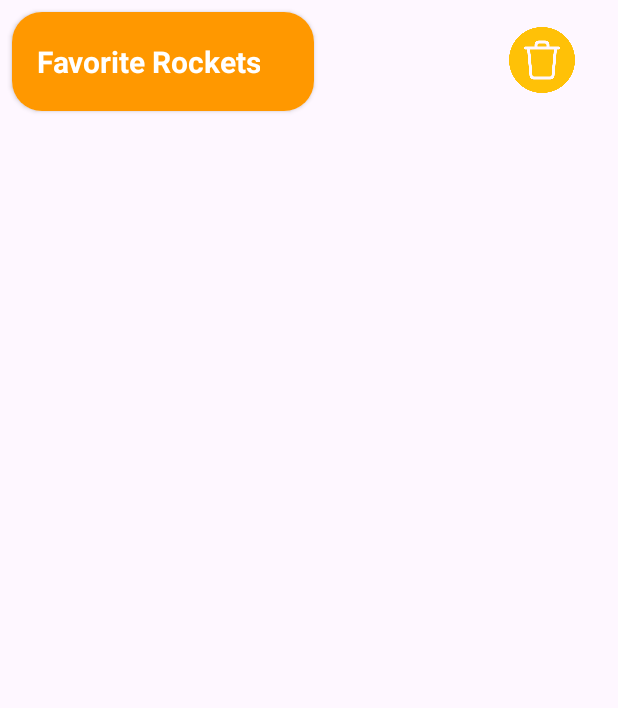
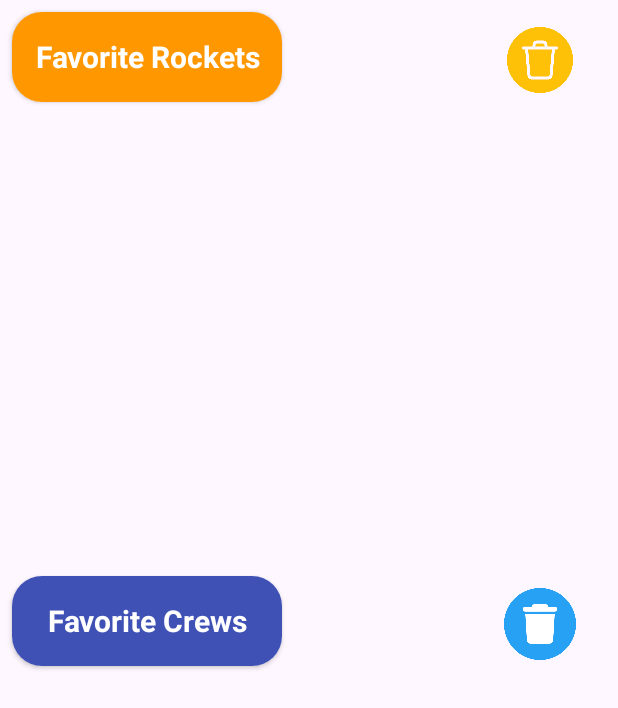
Before and after one commit to ayberktmn/SpaceX, an Android app built with Jetpack Compose: the fragment FavoriteFragment shown on its own in the app's theme, on a phone screen of 412 x 824 dp. Shown: the top 708 px of the screen. Run offline under Robolectric (Android 15) with nearby library versions, the phone set to English and light mode, and no system bars; our stand-ins replace Dagger/Hilt's generated code, Room's generated code; pictures from the network do not load.

Commit message:
crew room fragment added

```diff
--- a/app/src/main/java/com/ayberk/spacex/data/models/crew/CrewFavorite.kt
+++ b/app/src/main/java/com/ayberk/spacex/data/models/crew/CrewFavorite.kt
@@ -9,10 +9,10 @@ data class CrewFavorite(
     @PrimaryKey
     @ColumnInfo(name = "id")
     val id: String,
+    @ColumnInfo(name = "image")
+    val image: String,
     @ColumnInfo(name = "name")
     val name: String,
-    @ColumnInfo(name = "image")
-    val image: String,
     @ColumnInfo(name = "agency")
     val agency: String
 )
--- a/app/src/main/java/com/ayberk/spacex/di/module/Appmodule.kt
+++ b/app/src/main/java/com/ayberk/spacex/di/module/Appmodule.kt
@@ -71,10 +71,6 @@ class AppModule {
         return spaceRoomDB.spaceRoomDAOInterface()
     }
 
-
-
-
-
     @Provides
     @Singleton
     fun provideRoomDatabase2(@ApplicationContext context: Context): CrewRoomDB {
--- a/app/src/main/java/com/ayberk/spacex/presentation/ui/FavoriteFragment.kt
+++ b/app/src/main/java/com/ayberk/spacex/presentation/ui/FavoriteFragment.kt
@@ -10,18 +10,17 @@ import android.view.ViewGroup
 import android.widget.Toast
 import androidx.activity.addCallback
 import androidx.core.content.ContextCompat
-import androidx.core.view.isVisible
 import androidx.fragment.app.viewModels
-import androidx.lifecycle.lifecycleScope
-import androidx.recyclerview.widget.GridLayoutManager
 import androidx.recyclerview.widget.LinearLayoutManager
 import androidx.recyclerview.widget.RecyclerView
 import com.ayberk.spacex.R
 import com.ayberk.spacex.data.room.SpaceRoomDAO
 import com.ayberk.spacex.databinding.FragmentFavoriteBinding
-import com.ayberk.spacex.presentation.viewmodel.viewmodelfav
+import com.ayberk.spacex.presentation.adapter.CrewFavoriteAdapter
+import com.ayberk.spacex.presentation.viewmodel.CrewFavoriteViewModel
+import com.ayberk.spacex.presentation.viewmodel.CrewViewModel
+import com.ayberk.spacex.presentation.viewmodel.RocketFavoriteViewModel
 import dagger.hilt.android.AndroidEntryPoint
-import kotlinx.coroutines.launch
 import javax.inject.Inject
 
 @AndroidEntryPoint
@@ -30,8 +29,10 @@ class FavoriteFragment : Fragment() {
     private var _binding: FragmentFavoriteBinding? = null
     private val binding get() = _binding!!
     private lateinit var favoriteAdapter: RocketFavoriteAdapter
+    private lateinit var crewfavoriteAdapter: CrewFavoriteAdapter
 
-    private val viewModelfav: viewmodelfav by viewModels()
+    private val viewModelfav: RocketFavoriteViewModel by viewModels()
+    private val viewModelfavcrew: CrewFavoriteViewModel by viewModels()
 
     @Inject
     lateinit var spaceRoomDAO: SpaceRoomDAO
@@ -52,15 +53,18 @@ class FavoriteFragment : Fragment() {
 
         }
 
-        setupRecyclerView()
+        setupRecyclerViewRocket()
+        setupRecyclerViewCrew()
+
         initObservers()
         clearRockets()
         deleteRocket()
 
         viewModelfav.getAllFavoriteRockets()
+        viewModelfavcrew.getAllFavoriteCrew()
     }
 
-    private fun setupRecyclerView() {
+    private fun setupRecyclerViewRocket() {
         favoriteAdapter = RocketFavoriteAdapter()
 
         binding.rcyclerRocketFav.setHasFixedSize(true)
@@ -69,10 +73,24 @@ class FavoriteFragment : Fragment() {
         binding.rcyclerRocketFav.adapter = favoriteAdapter
     }
 
+    private fun setupRecyclerViewCrew() {
+        crewfavoriteAdapter = CrewFavoriteAdapter()
+
+        binding.rcyclerfavcrew.setHasFixedSize(true)
+        val layoutManager = LinearLayoutManager(requireContext(), RecyclerView.HORIZONTAL, false)
+        binding.rcyclerfavcrew.layoutManager = layoutManager
+        binding.rcyclerfavcrew.adapter = crewfavoriteAdapter
+    }
+
     private fun initObservers() {
         viewModelfav.favoriteRocketsLiveData.observe(viewLifecycleOwner) { rockets ->
             rockets?.let {
                 favoriteAdapter.updateList(it)
+            }
+        }
+        viewModelfavcrew.favoriteCrewLiveData.observe(viewLifecycleOwner) { crews ->
+            crews?.let {
+                crewfavoriteAdapter.updateCrewList(it)
             }
         }
     }
--- a/app/src/main/java/com/ayberk/spacex/presentation/viewmodel/viewmodelfav.kt
+++ b/app/src/main/java/com/ayberk/spacex/presentation/viewmodel/CrewFavoriteViewModel.kt
@@ -1,13 +1,13 @@
 package com.ayberk.spacex.presentation.viewmodel
 
-import android.widget.Toast
 import androidx.lifecycle.LiveData
 import androidx.lifecycle.MutableLiveData
 import androidx.lifecycle.ViewModel
 import androidx.lifecycle.viewModelScope
+import com.ayberk.spacex.data.models.crew.CrewFavorite
 import com.ayberk.spacex.data.models.rockets.FavoriteRockets
-import com.ayberk.spacex.data.retrofit.RetrofitRepository
 import com.ayberk.spacex.data.room.SpaceRoomDAO
+import com.ayberk.spacex.data.room.crewRoom.CrewRoomDAO
 import com.ayberk.spacex.usecase.SpaceUseCases
 import dagger.hilt.android.lifecycle.HiltViewModel
 import kotlinx.coroutines.Dispatchers
@@ -16,41 +16,41 @@ import kotlinx.coroutines.withContext
 import javax.inject.Inject
 
 @HiltViewModel
-class viewmodelfav @Inject constructor(
-    private val spaceRoomDAO: SpaceRoomDAO,
+class CrewFavoriteViewModel @Inject constructor(
+    private val roomDAO: CrewRoomDAO,
     private val spaceUseCases: SpaceUseCases
 ) : ViewModel() {
 
-    private val _favoriteRocketsLiveData = MutableLiveData<List<FavoriteRockets>>()
-    val favoriteRocketsLiveData: LiveData<List<FavoriteRockets>> = _favoriteRocketsLiveData
-    var onRocketListEmpty: (() -> Unit)? = null
+    private val _favoriteCrewLiveData = MutableLiveData<List<CrewFavorite>>()
+    val favoriteCrewLiveData: LiveData<List<CrewFavorite>> = _favoriteCrewLiveData
+    var onCrewListEmpty: (() -> Unit)? = null
 
     init {
-        getAllFavoriteRockets()
+        getAllFavoriteCrew()
     }
 
-    fun getAllFavoriteRockets() {
+    fun getAllFavoriteCrew() {
         viewModelScope.launch {
             val rockets = withContext(Dispatchers.IO) {
-                spaceRoomDAO.getAllRockets()
+                roomDAO.getAllCrew()
             }
-            _favoriteRocketsLiveData.postValue(rockets)
+            _favoriteCrewLiveData.postValue(rockets)
         }
     }
 
     fun clearRoomIfNotEmpty() {
-        if (favoriteRocketsLiveData.value?.isNotEmpty() == true) {
+        if (favoriteCrewLiveData.value?.isNotEmpty() == true) {
             viewModelScope.launch {
                 spaceUseCases.clearRoom()
             }
         } else {
-            onRocketListEmpty?.invoke() // Liste boşsa callback'i çağır
+            onCrewListEmpty?.invoke() // Liste boşsa callback'i çağır
         }
     }
 
-    fun deleteRockets(rockets: FavoriteRockets) {
+    fun deleteCrew(crews: CrewFavorite) {
         viewModelScope.launch {
-            spaceUseCases.deleteRockets(rockets)
+          //  spaceUseCases.deleteCrew(crews)
         }
     }
 }
--- /dev/null
+++ b/app/src/main/java/com/ayberk/spacex/presentation/viewmodel/RocketFavoriteViewModel.kt
@@ -0,0 +1,54 @@
+package com.ayberk.spacex.presentation.viewmodel
+
+import androidx.lifecycle.LiveData
+import androidx.lifecycle.MutableLiveData
+import androidx.lifecycle.ViewModel
+import androidx.lifecycle.viewModelScope
+import com.ayberk.spacex.data.models.rockets.FavoriteRockets
+import com.ayberk.spacex.data.room.SpaceRoomDAO
+import com.ayberk.spacex.usecase.SpaceUseCases
+import dagger.hilt.android.lifecycle.HiltViewModel
+import kotlinx.coroutines.Dispatchers
+import kotlinx.coroutines.launch
+import kotlinx.coroutines.withContext
+import javax.inject.Inject
+
+@HiltViewModel
+class RocketFavoriteViewModel @Inject constructor(
+    private val spaceRoomDAO: SpaceRoomDAO,
+    private val spaceUseCases: SpaceUseCases
+) : ViewModel() {
+
+    private val _favoriteRocketsLiveData = MutableLiveData<List<FavoriteRockets>>()
+    val favoriteRocketsLiveData: LiveData<List<FavoriteRockets>> = _favoriteRocketsLiveData
+    var onRocketListEmpty: (() -> Unit)? = null
+
+    init {
+        getAllFavoriteRockets()
+    }
+
+    fun getAllFavoriteRockets() {
+        viewModelScope.launch {
+            val rockets = withContext(Dispatchers.IO) {
+                spaceRoomDAO.getAllRockets()
+            }
+            _favoriteRocketsLiveData.postValue(rockets)
+        }
+    }
+
+    fun clearRoomIfNotEmpty() {
+        if (favoriteRocketsLiveData.value?.isNotEmpty() == true) {
+            viewModelScope.launch {
+                spaceUseCases.clearRoom()
+            }
+        } else {
+            onRocketListEmpty?.invoke() // Liste boşsa callback'i çağır
+        }
+    }
+
+    fun deleteRockets(rockets: FavoriteRockets) {
+        viewModelScope.launch {
+            spaceUseCases.deleteRockets(rockets)
+        }
+    }
+}
--- a/app/src/main/res/layout/fragment_favorite.xml
+++ b/app/src/main/res/layout/fragment_favorite.xml
@@ -21,8 +21,8 @@
 
     <androidx.cardview.widget.CardView
         android:id="@+id/cardView"
-        android:layout_width="201dp"
-        android:layout_height="66dp"
+        android:layout_width="180dp"
+        android:layout_height="60dp"
         android:layout_marginStart="8dp"
         android:layout_marginTop="8dp"
         app:cardCornerRadius="20dp"
@@ -37,28 +37,75 @@
             android:isScrollContainer="false"
             android:minHeight="?attr/actionBarSize"
             android:pointerIcon="cell"
-            android:theme="?attr/actionBarTheme">
+            android:theme="?attr/actionBarTheme" />
 
-            <TextView
-                android:layout_width="wrap_content"
-                android:layout_height="wrap_content"
-                android:gravity="center"
-                android:text="@string/favoritetoolbarText"
-                android:textColor="#fff"
-                android:textSize="20sp"
-                android:textStyle="bold"
-                tools:layout_editor_absoluteX="16dp"
-                tools:layout_editor_absoluteY="15dp" />
-
-        </androidx.appcompat.widget.Toolbar>
+        <TextView
+            android:layout_width="match_parent"
+            android:layout_height="match_parent"
+            android:gravity="center"
+            android:text="@string/favoritetoolbarText"
+            android:textColor="#fff"
+            android:textSize="20sp"
+            android:textStyle="bold" />
     </androidx.cardview.widget.CardView>
 
     <androidx.recyclerview.widget.RecyclerView
         android:id="@+id/rcyclerRocketFav"
         android:layout_width="match_parent"
-        android:layout_height="398dp"
+        android:layout_height="300dp"
         android:layout_marginTop="16dp"
         app:layout_constraintEnd_toEndOf="parent"
         app:layout_constraintStart_toStartOf="parent"
         app:layout_constraintTop_toBottomOf="@+id/cardView" />
+
+    <androidx.cardview.widget.CardView
+        android:id="@+id/cardViewcrew"
+        android:layout_width="180dp"
+        android:layout_height="60dp"
+        android:layout_marginStart="8dp"
+        app:cardCornerRadius="20dp"
+        app:layout_constraintStart_toStartOf="parent"
+        app:layout_constraintTop_toBottomOf="@+id/rcyclerRocketFav"> <!-- İstenilen corner radius değeri -->
+
+        <androidx.appcompat.widget.Toolbar
+            android:id="@+id/toolbarcrew"
+            android:layout_width="match_parent"
+            android:layout_height="match_parent"
+            android:background="@color/primary"
+            android:isScrollContainer="false"
+            android:minHeight="?attr/actionBarSize"
+            android:pointerIcon="cell"
+            android:theme="?attr/actionBarTheme" />
+
+        <TextView
+            android:layout_width="match_parent"
+            android:layout_height="match_parent"
+            android:gravity="center"
+            android:text="@string/favoritecrewtoolbarText"
+            android:textColor="#fff"
+            android:textSize="20sp"
+            android:textStyle="bold" />
+    </androidx.cardview.widget.CardView>
+
+    <ImageView
+        android:id="@+id/imgCrewClear"
+        android:layout_width="49dp"
+        android:layout_height="48dp"
+        android:layout_marginTop="8dp"
+        android:layout_marginEnd="16dp"
+        android:src="@drawable/deletecrew"
+        app:layout_constraintEnd_toEndOf="parent"
+        app:layout_constraintHorizontal_bias="0.93"
+        app:layout_constraintStart_toEndOf="@+id/cardViewcrew"
+        app:layout_constraintTop_toBottomOf="@+id/rcyclerRocketFav" />
+
+    <androidx.recyclerview.widget.RecyclerView
+        android:id="@+id/rcyclerfavcrew"
+        android:layout_width="match_parent"
+        android:layout_height="348dp"
+        android:layout_marginTop="16dp"
+        app:layout_constraintEnd_toEndOf="parent"
+        app:layout_constraintHorizontal_bias="0.0"
+        app:layout_constraintStart_toStartOf="parent"
+        app:layout_constraintTop_toBottomOf="@+id/cardViewcrew" />
 </androidx.constraintlayout.widget.ConstraintLayout>
--- a/app/src/main/res/values/strings.xml
+++ b/app/src/main/res/values/strings.xml
@@ -10,6 +10,6 @@
     <string name="toolbarText">Dragons</string>
 
     <string name="favoritetoolbarText">Favorite Rockets</string>
-
+    <string name="favoritecrewtoolbarText">Favorite Crews</string>
 
 </resources>
```
Also changed, not shown: app/src/main/java/com/ayberk/spacex/presentation/adapter/CrewFavoriteAdapter.kt (added, +72 -0 lines), app/src/main/res/layout/item_crewfav.xml (added, +65 -0 lines), app/src/main/res/drawable/deletecrew.png (added).
